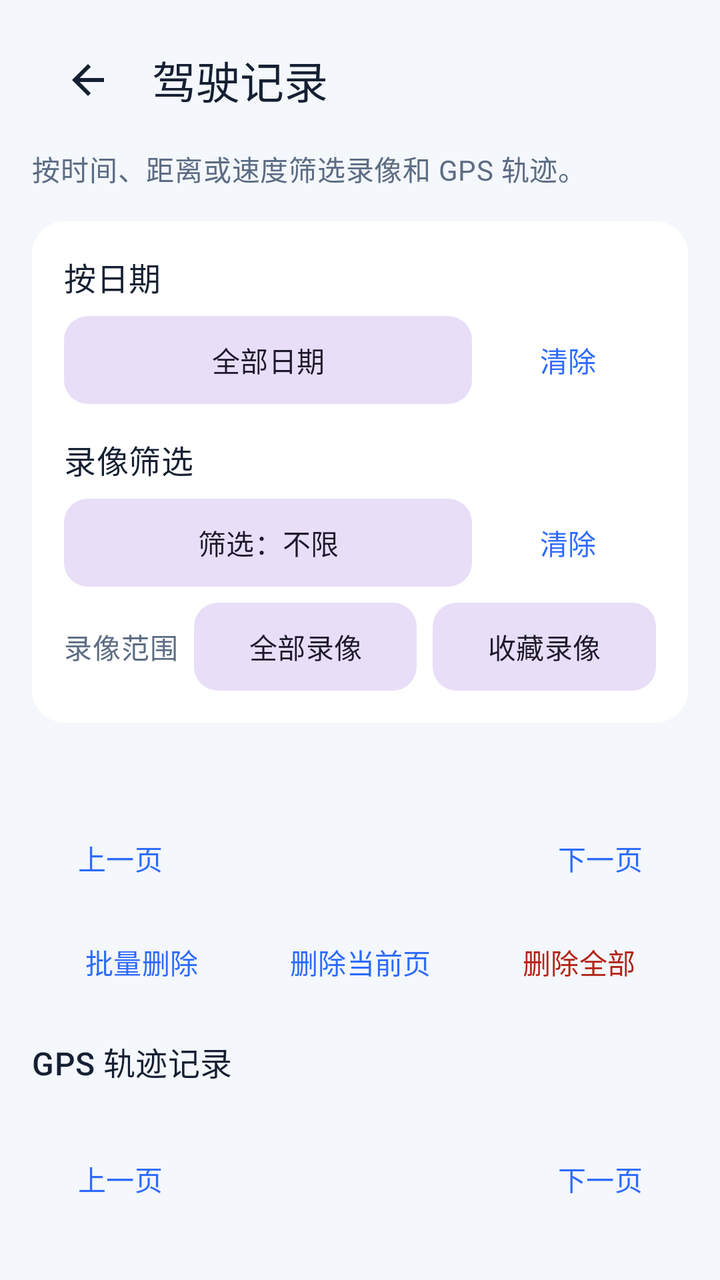
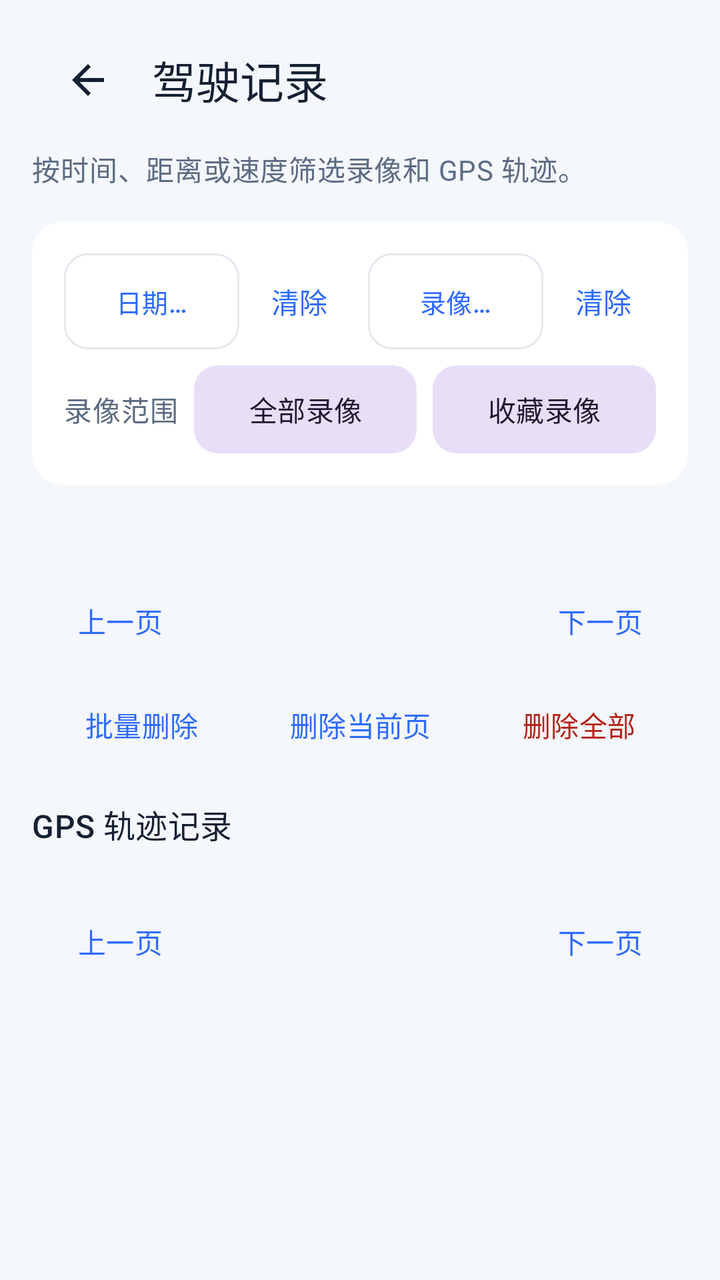

Before-and-after screenshots of an Android layout around one commit, followed by the original layout XML and the change that was made.
<!-- AndroidManifest.xml: application theme Theme.CarSpeed -->
<!-- res/layout/activity_history.xml -->
<?xml version="1.0" encoding="utf-8"?>
<ScrollView xmlns:android="http://schemas.android.com/apk/res/android"
    xmlns:app="http://schemas.android.com/apk/res-auto"
    android:layout_width="match_parent"
    android:layout_height="match_parent"
    android:background="@color/brand_sand"
    android:fillViewport="true">

    <LinearLayout
        android:layout_width="match_parent"
        android:layout_height="wrap_content"
        android:orientation="vertical"
        android:paddingStart="16dp"
        android:paddingTop="8dp"
        android:paddingEnd="16dp"
        android:paddingBottom="20dp">

        <com.google.android.material.appbar.MaterialToolbar
            android:id="@+id/toolbar"
            android:layout_width="match_parent"
            android:layout_height="wrap_content"
            android:backgroundTint="@android:color/transparent"
            app:navigationIcon="@drawable/ic_nav_back"
            app:title="@string/history_title"
            app:titleTextColor="@color/text_primary" />

        <TextView
            android:layout_width="match_parent"
            android:layout_height="wrap_content"
            android:layout_marginTop="2dp"
            android:text="@string/history_subtitle"
            android:textAppearance="@style/TextAppearance.CarSpeed.Body" />

        <com.google.android.material.card.MaterialCardView
            style="@style/Widget.CarSpeed.Card"
            android:layout_width="match_parent"
            android:layout_height="wrap_content"
            android:layout_marginTop="16dp">

            <LinearLayout
                android:layout_width="match_parent"
                android:layout_height="wrap_content"
                android:orientation="vertical"
                android:padding="16dp">

                <TextView
                    android:layout_width="wrap_content"
                    android:layout_height="wrap_content"
                    android:text="@string/photo_filter_label"
                    android:textAppearance="@style/TextAppearance.CarSpeed.SectionTitle" />

                <LinearLayout
                    android:layout_width="match_parent"
                    android:layout_height="wrap_content"
                    android:layout_marginTop="8dp"
                    android:gravity="center_vertical"
                    android:orientation="horizontal">

                    <com.google.android.material.button.MaterialButton
                        android:id="@+id/btnVideoDate"
                        style="@style/Widget.CarSpeed.Button.Tonal"
                        android:layout_width="0dp"
                        android:layout_height="wrap_content"
                        android:layout_weight="1"
                        android:text="@string/photo_filter_all" />

                    <com.google.android.material.button.MaterialButton
                        android:id="@+id/btnVideoDateClear"
                        style="@style/Widget.CarSpeed.Button.Text"
                        android:layout_width="wrap_content"
                        android:layout_height="wrap_content"
                        android:layout_marginStart="4dp"
                        android:text="@string/video_filter_clear" />
                </LinearLayout>

                <TextView
                    android:id="@+id/tvVideoTimeFilterLabel"
                    android:layout_width="wrap_content"
                    android:layout_height="wrap_content"
                    android:layout_marginTop="16dp"
                    android:text="@string/video_filter_label"
                    android:textAppearance="@style/TextAppearance.CarSpeed.SectionTitle" />

                <LinearLayout
                    android:layout_width="match_parent"
                    android:layout_height="wrap_content"
                    android:layout_marginTop="8dp"
                    android:gravity="center_vertical"
                    android:orientation="horizontal">

                    <com.google.android.material.button.MaterialButton
                        android:id="@+id/btnVideoFilterDialog"
                        style="@style/Widget.CarSpeed.Button.Tonal"
                        android:layout_width="0dp"
                        android:layout_height="wrap_content"
                        android:layout_weight="1"
                        android:text="@string/video_filter_none" />

                    <com.google.android.material.button.MaterialButton
                        android:id="@+id/btnVideoFilterClear"
                        style="@style/Widget.CarSpeed.Button.Text"
                        android:layout_width="wrap_content"
                        android:layout_height="wrap_content"
                        android:layout_marginStart="4dp"
                        android:text="@string/video_filter_clear" />
                </LinearLayout>

                <LinearLayout
                    android:layout_width="match_parent"
                    android:layout_height="wrap_content"
                    android:layout_marginTop="8dp"
                    android:gravity="center_vertical"
                    android:orientation="horizontal">

                    <TextView
                        android:layout_width="wrap_content"
                        android:layout_height="wrap_content"
                        android:layout_marginEnd="8dp"
                        android:text="@string/video_scope_label"
                        android:textAppearance="@style/TextAppearance.CarSpeed.Body" />

                    <com.google.android.material.button.MaterialButton
                        android:id="@+id/btnVideoScopeAll"
                        style="@style/Widget.CarSpeed.Button.Tonal"
                        android:layout_width="0dp"
                        android:layout_height="wrap_content"
                        android:layout_weight="1"
                        android:text="@string/video_scope_all" />

                    <com.google.android.material.button.MaterialButton
                        android:id="@+id/btnVideoScopeFavorites"
                        style="@style/Widget.CarSpeed.Button.Tonal"
                        android:layout_width="0dp"
                        android:layout_height="wrap_content"
                        android:layout_marginStart="8dp"
                        android:layout_weight="1"
                        android:text="@string/video_scope_favorites" />
                </LinearLayout>
            </LinearLayout>
        </com.google.android.material.card.MaterialCardView>

        <TextView
            android:id="@+id/tvVideoSummary"
            android:layout_width="match_parent"
            android:layout_height="wrap_content"
            android:layout_marginTop="18dp"
            android:textAppearance="@style/TextAppearance.CarSpeed.SectionTitle" />

        <LinearLayout
            android:layout_width="match_parent"
            android:layout_height="wrap_content"
            android:layout_marginTop="8dp"
            android:gravity="center_vertical"
            android:orientation="horizontal">

            <com.google.android.material.button.MaterialButton
                android:id="@+id/btnVideoPrevPage"
                style="@style/Widget.CarSpeed.Button.Text"
                android:layout_width="wrap_content"
                android:layout_height="wrap_content"
                android:text="@string/page_previous" />

            <TextView
                android:id="@+id/tvVideoPage"
                android:layout_width="0dp"
                android:layout_height="wrap_content"
                android:layout_weight="1"
                android:gravity="center"
                android:textAppearance="@style/TextAppearance.CarSpeed.Body" />

            <com.google.android.material.button.MaterialButton
                android:id="@+id/btnVideoNextPage"
                style="@style/Widget.CarSpeed.Button.Text"
                android:layout_width="wrap_content"
                android:layout_height="wrap_content"
                android:text="@string/page_next" />
        </LinearLayout>

        <LinearLayout
            android:id="@+id/layoutBatchActions"
            android:layout_width="match_parent"
            android:layout_height="wrap_content"
            android:layout_marginTop="4dp"
            android:gravity="center_vertical"
            android:orientation="horizontal"
            android:visibility="gone">

            <com.google.android.material.button.MaterialButton
                android:id="@+id/btnBatchExit"
                style="@style/Widget.CarSpeed.Button.Text"
                android:layout_width="wrap_content"
                android:layout_height="wrap_content"
                android:text="@string/video_batch_exit" />

            <com.google.android.material.button.MaterialButton
                android:id="@+id/btnBatchToggleAll"
                style="@style/Widget.CarSpeed.Button.Tonal"
                android:layout_width="0dp"
                android:layout_height="wrap_content"
                android:layout_marginStart="8dp"
                android:layout_weight="1"
                android:text="@string/video_batch_select_all" />

            <com.google.android.material.button.MaterialButton
                android:id="@+id/btnBatchDeleteSelected"
                style="@style/Widget.CarSpeed.Button"
                android:layout_width="wrap_content"
                android:layout_height="wrap_content"
                android:layout_marginStart="8dp"
                android:text="@string/video_batch_delete_selected" />
        </LinearLayout>

        <LinearLayout
            android:id="@+id/layoutVideoList"
            android:layout_width="match_parent"
            android:layout_height="wrap_content"
            android:layout_marginTop="8dp"
            android:orientation="vertical" />

        <LinearLayout
            android:layout_width="match_parent"
            android:layout_height="wrap_content"
            android:layout_marginTop="4dp"
            android:gravity="center_vertical"
            android:orientation="horizontal">

            <com.google.android.material.button.MaterialButton
                android:id="@+id/btnBatchDelete"
                style="@style/Widget.CarSpeed.Button.Text"
                android:layout_width="0dp"
                android:layout_height="wrap_content"
                android:layout_weight="1"
                android:text="@string/video_batch_delete" />

            <com.google.android.material.button.MaterialButton
                android:id="@+id/btnDeleteCurrentPage"
                style="@style/Widget.CarSpeed.Button.Text"
                android:layout_width="0dp"
                android:layout_height="wrap_content"
                android:layout_weight="1"
                android:text="@string/video_delete_current_page" />

            <com.google.android.material.button.MaterialButton
                android:id="@+id/btnDeleteAllVideos"
                style="@style/Widget.CarSpeed.Button.Text.Danger"
                android:layout_width="0dp"
                android:layout_height="wrap_content"
                android:layout_weight="1"
                android:text="@string/video_delete_all" />
        </LinearLayout>

        <TextView
            android:layout_width="match_parent"
            android:layout_height="wrap_content"
            android:layout_marginTop="18dp"
            android:text="@string/gps_track_history_title"
            android:textAppearance="@style/TextAppearance.CarSpeed.SectionTitle" />

        <TextView
            android:id="@+id/tvGpsTrackSummary"
            android:layout_width="match_parent"
            android:layout_height="wrap_content"
            android:layout_marginTop="4dp"
            android:textAppearance="@style/TextAppearance.CarSpeed.Body" />

        <LinearLayout
            android:layout_width="match_parent"
            android:layout_height="wrap_content"
            android:layout_marginTop="4dp"
            android:gravity="center_vertical"
            android:orientation="horizontal">

            <com.google.android.material.button.MaterialButton
                android:id="@+id/btnGpsPrevPage"
                style="@style/Widget.CarSpeed.Button.Text"
                android:layout_width="wrap_content"
                android:layout_height="wrap_content"
                android:text="@string/page_previous" />

            <TextView
                android:id="@+id/tvGpsPage"
                android:layout_width="0dp"
                android:layout_height="wrap_content"
                android:layout_weight="1"
                android:gravity="center"
                android:textAppearance="@style/TextAppearance.CarSpeed.Body" />

            <com.google.android.material.button.MaterialButton
                android:id="@+id/btnGpsNextPage"
                style="@style/Widget.CarSpeed.Button.Text"
                android:layout_width="wrap_content"
                android:layout_height="wrap_content"
                android:text="@string/page_next" />
        </LinearLayout>

        <LinearLayout
            android:id="@+id/layoutGpsTrackList"
            android:layout_width="match_parent"
            android:layout_height="wrap_content"
            android:layout_marginTop="8dp"
            android:orientation="vertical" />
    </LinearLayout>
</ScrollView>
<!-- resources referenced by this layout -->
<resources>
  <string name="photo_filter_all">全部日期</string>
  <string name="photo_filter_label">按日期</string>
  <string name="video_filter_label">录像筛选</string>
  <string name="video_filter_none">筛选：不限</string>
  <style name="Theme.CarSpeed" parent="Theme.Material3.DayNight.NoActionBar">
          <item name="colorPrimary">@color/brand_blue</item>
          <item name="colorSecondary">@color/brand_teal</item>
          <item name="colorSurface">@color/surface_primary</item>
          <item name="android:colorBackground">@color/brand_sand</item>
          <item name="android:statusBarColor">@android:color/transparent</item>
          <item name="android:navigationBarColor">@color/brand_sand</item>
          <item name="android:windowLightStatusBar">true</item>
          <item name="android:windowLightNavigationBar" tools:targetApi="27">true</item>
          <item name="materialButtonStyle">@style/Widget.CarSpeed.Button</item>
          <item name="materialCardViewFilledStyle">@style/Widget.CarSpeed.Card</item>
      </style>
  <!-- unchanged entries left out for length: 30 -->
</resources>

<!-- the commit's change to res/layout/activity_history.xml (unified diff, before → after) -->
@@ -43,11 +43,55 @@
                 android:orientation="vertical"
                 android:padding="16dp">
 
-                <TextView
-                    android:layout_width="wrap_content"
+                <LinearLayout
+                    android:layout_width="match_parent"
                     android:layout_height="wrap_content"
-                    android:text="@string/photo_filter_label"
-                    android:textAppearance="@style/TextAppearance.CarSpeed.SectionTitle" />
+                    android:gravity="center_vertical"
+                    android:orientation="horizontal">
+
+                    <com.google.android.material.button.MaterialButton
+                        android:id="@+id/btnVideoDate"
+                        style="@style/Widget.CarSpeed.Button.Outlined"
+                        android:layout_width="0dp"
+                        android:layout_height="wrap_content"
+                        android:layout_weight="1"
+                        android:ellipsize="end"
+                        android:maxLines="1"
+                        android:minHeight="48dp"
+                        android:text="@string/photo_filter_all"
+                        android:textSize="13sp" />
+
+                    <com.google.android.material.button.MaterialButton
+                        android:id="@+id/btnVideoDateClear"
+                        style="@style/Widget.CarSpeed.Button.Text"
+                        android:layout_width="wrap_content"
+                        android:layout_height="wrap_content"
+                        android:layout_marginStart="4dp"
+                        android:minWidth="48dp"
+                        android:text="@string/video_filter_clear" />
+
+                    <com.google.android.material.button.MaterialButton
+                        android:id="@+id/btnVideoFilterDialog"
+                        style="@style/Widget.CarSpeed.Button.Outlined"
+                        android:layout_width="0dp"
+                        android:layout_height="wrap_content"
+                        android:layout_marginStart="8dp"
+                        android:layout_weight="1"
+                        android:ellipsize="end"
+                        android:maxLines="1"
+                        android:minHeight="48dp"
+                        android:text="@string/video_filter_none"
+                        android:textSize="13sp" />
+
+                    <com.google.android.material.button.MaterialButton
+                        android:id="@+id/btnVideoFilterClear"
+                        style="@style/Widget.CarSpeed.Button.Text"
+                        android:layout_width="wrap_content"
+                        android:layout_height="wrap_content"
+                        android:layout_marginStart="4dp"
+                        android:minWidth="48dp"
+                        android:text="@string/video_filter_clear" />
+                </LinearLayout>
 
                 <LinearLayout
                     android:layout_width="match_parent"
@@ -56,62 +100,6 @@
                     android:gravity="center_vertical"
                     android:orientation="horizontal">
 
-                    <com.google.android.material.button.MaterialButton
-                        android:id="@+id/btnVideoDate"
-                        style="@style/Widget.CarSpeed.Button.Tonal"
-                        android:layout_width="0dp"
-                        android:layout_height="wrap_content"
-                        android:layout_weight="1"
-                        android:text="@string/photo_filter_all" />
-
-                    <com.google.android.material.button.MaterialButton
-                        android:id="@+id/btnVideoDateClear"
-                        style="@style/Widget.CarSpeed.Button.Text"
-                        android:layout_width="wrap_content"
-                        android:layout_height="wrap_content"
-                        android:layout_marginStart="4dp"
-                        android:text="@string/video_filter_clear" />
-                </LinearLayout>
-
-                <TextView
-                    android:id="@+id/tvVideoTimeFilterLabel"
-                    android:layout_width="wrap_content"
-                    android:layout_height="wrap_content"
-                    android:layout_marginTop="16dp"
-                    android:text="@string/video_filter_label"
-                    android:textAppearance="@style/TextAppearance.CarSpeed.SectionTitle" />
-
-                <LinearLayout
-                    android:layout_width="match_parent"
-                    android:layout_height="wrap_content"
-                    android:layout_marginTop="8dp"
-                    android:gravity="center_vertical"
-                    android:orientation="horizontal">
-
-                    <com.google.android.material.button.MaterialButton
-                        android:id="@+id/btnVideoFilterDialog"
-                        style="@style/Widget.CarSpeed.Button.Tonal"
-                        android:layout_width="0dp"
-                        android:layout_height="wrap_content"
-                        android:layout_weight="1"
-                        android:text="@string/video_filter_none" />
-
-                    <com.google.android.material.button.MaterialButton
-                        android:id="@+id/btnVideoFilterClear"
-                        style="@style/Widget.CarSpeed.Button.Text"
-                        android:layout_width="wrap_content"
-                        android:layout_height="wrap_content"
-                        android:layout_marginStart="4dp"
-                        android:text="@string/video_filter_clear" />
-                </LinearLayout>
-
-                <LinearLayout
-                    android:layout_width="match_parent"
-                    android:layout_height="wrap_content"
-                    android:layout_marginTop="8dp"
-                    android:gravity="center_vertical"
-                    android:orientation="horizontal">
-
                     <TextView
                         android:layout_width="wrap_content"
                         android:layout_height="wrap_content"
<!-- resource entries referenced after the edit -->
@@ -1,10 +1,15 @@
 <!-- resources referenced by this layout -->
 <resources>
-  <string name="photo_filter_all">全部日期</string>
-  <string name="photo_filter_label">按日期</string>
-  <string name="video_filter_label">录像筛选</string>
-  <string name="video_filter_none">筛选：不限</string>
-  <style name="Theme.CarSpeed" parent="Theme.Material3.DayNight.NoActionBar">
+  <string name="photo_filter_all">日期过滤</string>
+  <string name="video_filter_none">录像筛选</string>
+  <style name="Widget.CarSpeed.Button.Outlined" parent="Widget.Material3.Button.OutlinedButton">
+          <item name="cornerRadius">12dp</item>
+          <item name="android:minHeight">48dp</item>
+          <item name="android:insetTop">0dp</item>
+          <item name="android:insetBottom">0dp</item>
+          <item name="strokeColor">@color/divider_soft</item>
+      </style>
+  <style name="Theme.CarSpeed" parent="Theme.Material3.Light.NoActionBar">
           <item name="colorPrimary">@color/brand_blue</item>
           <item name="colorSecondary">@color/brand_teal</item>
           <item name="colorSurface">@color/surface_primary</item>
@@ -12,10 +17,77 @@
           <item name="android:statusBarColor">@android:color/transparent</item>
           <item name="android:navigationBarColor">@color/brand_sand</item>
           <item name="android:windowLightStatusBar">true</item>
+          <item name="android:forceDarkAllowed" tools:targetApi="29">false</item>
           <item name="android:windowLightNavigationBar" tools:targetApi="27">true</item>
           <item name="materialButtonStyle">@style/Widget.CarSpeed.Button</item>
           <item name="materialCardViewFilledStyle">@style/Widget.CarSpeed.Card</item>
+          <item name="alertDialogTheme">@style/ThemeOverlay.CarSpeed.Dialog</item>
+          <item name="materialAlertDialogTheme">@style/ThemeOverlay.CarSpeed.Dialog</item>
+          <item name="android:seekBarStyle">@style/Widget.CarSpeed.SeekBar</item>
+          <item name="seekBarStyle">@style/Widget.CarSpeed.SeekBar</item>
+          <item name="android:spinnerStyle">@style/Widget.CarSpeed.Spinner</item>
+          <item name="spinnerStyle">@style/Widget.CarSpeed.Spinner</item>
+          <item name="android:progressBarStyleHorizontal">@style/Widget.CarSpeed.ProgressBar</item>
+          <item name="colorControlActivated">@color/brand_blue</item>
       </style>
+  <color name="divider_soft">#E4E9F0</color>
+  <style name="ThemeOverlay.CarSpeed.Dialog" parent="ThemeOverlay.Material3.MaterialAlertDialog">
+          <item name="colorSurface">@color/surface_primary</item>
+          <item name="colorSurfaceContainer">@color/surface_primary</item>
+          <item name="colorSurfaceContainerHigh">@color/surface_primary</item>
+          <item name="colorOnSurface">@color/text_primary</item>
+          <item name="colorOnSurfaceVariant">@color/text_secondary</item>
+          <item name="colorPrimary">@color/brand_blue</item>
+          <item name="android:colorBackground">@color/surface_primary</item>
+          <item name="android:textColorPrimary">@color/text_primary</item>
+          <item name="android:forceDarkAllowed" tools:targetApi="29">false</item>
+      </style>
+  <style name="Widget.CarSpeed.SeekBar" parent="Widget.AppCompat.SeekBar">
+          <item name="android:progressTint">@color/brand_blue</item>
+          <item name="android:thumbTint">@color/brand_blue</item>
+          <item name="android:progressBackgroundTint">@color/divider_soft</item>
+          <item name="android:minHeight">48dp</item>
+      </style>
+  <style name="Widget.CarSpeed.Spinner" parent="Widget.AppCompat.Spinner">
+          <item name="android:background">@drawable/bg_spinner</item>
+          <item name="android:popupBackground">@color/surface_primary</item>
+          <item name="android:minHeight">48dp</item>
+          <item name="android:paddingStart">4dp</item>
+          <item name="android:paddingEnd">4dp</item>
+      </style>
+  <style name="Widget.CarSpeed.ProgressBar" parent="Widget.AppCompat.ProgressBar.Horizontal">
+          <item name="android:progressTint">@color/brand_blue</item>
+          <item name="android:progressBackgroundTint">@color/divider_soft</item>
+          <item name="android:minHeight">4dp</item>
+      </style>
+  <!-- drawable bg_spinner (drawable) -->
+  <?xml version="1.0" encoding="utf-8"?>
+  <layer-list xmlns:android="http://schemas.android.com/apk/res/android">
+      <item>
+          <shape android:shape="rectangle">
+              <solid android:color="@color/surface_secondary" />
+              <corners android:radius="12dp" />
+          </shape>
+      </item>
+      <item
+          android:width="20dp"
+          android:height="20dp"
+          android:drawable="@drawable/ic_spinner_arrow"
+          android:end="12dp"
+          android:gravity="end|center_vertical" />
+  </layer-list>
+  <color name="surface_secondary">#EAF0F8</color>
+  <!-- drawable ic_spinner_arrow (drawable) -->
+  <?xml version="1.0" encoding="utf-8"?>
+  <vector xmlns:android="http://schemas.android.com/apk/res/android"
+      android:width="20dp"
+      android:height="20dp"
+      android:viewportWidth="24"
+      android:viewportHeight="24">
+      <path
+          android:fillColor="@color/text_secondary"
+          android:pathData="M7,10l5,5 5,-5z" />
+  </vector>
   <!-- unchanged entries left out for length: 30 -->
 </resources>
 
